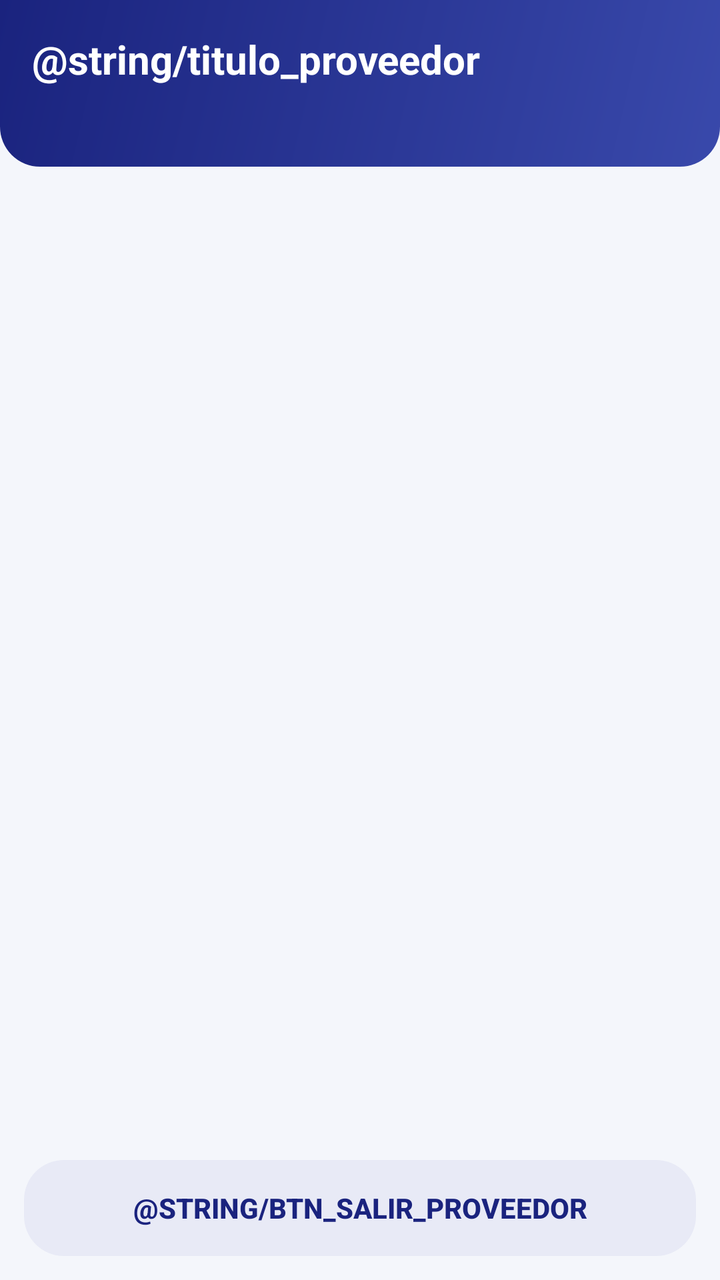
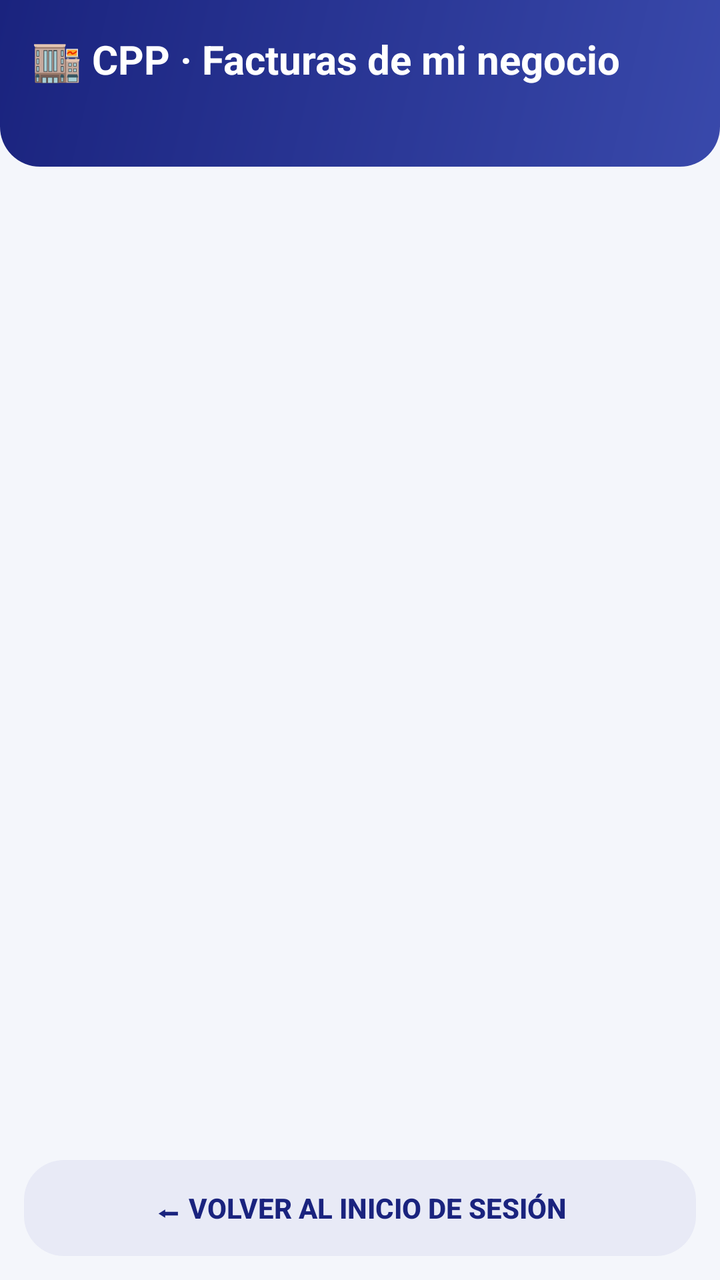

The first picture is an Android layout as it rendered before a commit; the second is the same layout after the commit. The layout source and the unified diff follow.
<!-- AndroidManifest.xml: application theme Theme.CPP -->
<!-- res/layout/activity_proveedor.xml -->
<?xml version="1.0" encoding="utf-8"?>
<LinearLayout xmlns:android="http://schemas.android.com/apk/res/android"
    android:layout_width="match_parent"
    android:layout_height="match_parent"
    android:background="@color/fondo_pantalla"
    android:orientation="vertical">

    <LinearLayout
        android:layout_width="match_parent"
        android:layout_height="wrap_content"
        android:background="@drawable/bg_encabezado"
        android:orientation="vertical"
        android:padding="16dp">

        <TextView
            android:layout_width="match_parent"
            android:layout_height="wrap_content"
            android:text="@string/titulo_proveedor"
            android:textColor="@color/blanco"
            android:textSize="20sp"
            android:textStyle="bold" />

        <TextView
            android:id="@+id/txtSubProveedor"
            android:layout_width="match_parent"
            android:layout_height="wrap_content"
            android:layout_marginTop="8dp"
            android:textColor="@color/blanco_90"
            android:textSize="12sp" />
    </LinearLayout>

    <TextView
        android:id="@+id/txtEstadoProveedor"
        android:layout_width="match_parent"
        android:layout_height="wrap_content"
        android:paddingStart="12dp"
        android:paddingTop="10dp"
        android:paddingEnd="12dp"
        android:textColor="@color/texto_normal"
        android:textSize="13sp"
        android:textStyle="bold" />

    <androidx.recyclerview.widget.RecyclerView
        android:id="@+id/recNotificaciones"
        android:layout_width="match_parent"
        android:layout_height="0dp"
        android:layout_weight="1"
        android:clipToPadding="false"
        android:paddingStart="12dp"
        android:paddingEnd="12dp"
        android:paddingBottom="12dp" />

    <Button
        android:id="@+id/btnSalirProveedor"
        style="?android:attr/borderlessButtonStyle"
        android:layout_width="match_parent"
        android:layout_height="wrap_content"
        android:layout_marginStart="12dp"
        android:layout_marginEnd="12dp"
        android:layout_marginBottom="12dp"
        android:background="@drawable/bg_boton_pill"
        android:text="@string/btn_salir_proveedor"
        android:textColor="@color/primario"
        android:textStyle="bold" />
</LinearLayout>
<!-- resources referenced by this layout -->
<resources>
  <color name="blanco">#FFFFFF</color>
  <color name="blanco_90">#E6FFFFFF</color>
  <color name="fondo_pantalla">#F4F6FB</color>
  <color name="primario">#1A237E</color>
  <color name="texto_normal">#212121</color>
  <!-- drawable bg_boton_pill (drawable) -->
  <?xml version="1.0" encoding="utf-8"?>
  <shape xmlns:android="http://schemas.android.com/apk/res/android"
      android:shape="rectangle">
      <corners android:radius="20dp" />
      <solid android:color="@color/primario_pastel" />
  </shape>
  <!-- drawable bg_encabezado (drawable) -->
  <?xml version="1.0" encoding="utf-8"?>
  <shape xmlns:android="http://schemas.android.com/apk/res/android"
      android:shape="rectangle">
      <gradient
          android:angle="315"
          android:endColor="@color/primario_medio"
          android:startColor="@color/primario" />
      <corners
          android:bottomLeftRadius="20dp"
          android:bottomRightRadius="20dp" />
  </shape>
  <style name="Theme.CPP" parent="Theme.AppCompat.DayNight.DarkActionBar">
          <item name="colorPrimary">@color/primario</item>
          <item name="colorPrimaryDark">@color/primario_oscuro</item>
          <item name="colorAccent">@color/acento</item>
      </style>
  <color name="primario_pastel">#E8EAF6</color>
  <color name="primario_medio">#3949AB</color>
  <color name="primario_oscuro">#0D1442</color>
  <color name="acento">#FF6F00</color>
</resources>

<!-- the commit's change to res/layout/activity_proveedor.xml (unified diff, before → after) -->
@@ -50,6 +50,20 @@
         android:paddingEnd="12dp"
         android:paddingBottom="12dp" />
 
+    
+    <Button
+        android:id="@+id/btnEnviarFactura"
+        android:layout_width="match_parent"
+        android:layout_height="wrap_content"
+        android:layout_marginStart="12dp"
+        android:layout_marginEnd="12dp"
+        android:layout_marginBottom="8dp"
+        android:background="@drawable/bg_boton_principal"
+        android:text="@string/proveedor_enviar"
+        android:textColor="@color/texto_boton_principal"
+        android:textStyle="bold"
+        android:visibility="gone" />
+
     <Button
         android:id="@+id/btnSalirProveedor"
         style="?android:attr/borderlessButtonStyle"
<!-- resource entries referenced after the edit -->
@@ -12,6 +12,22 @@
       <corners android:radius="20dp" />
       <solid android:color="@color/primario_pastel" />
   </shape>
+  <!-- drawable bg_boton_principal (drawable) -->
+  <?xml version="1.0" encoding="utf-8"?>
+  <selector xmlns:android="http://schemas.android.com/apk/res/android">
+      <item android:state_enabled="false">
+          <shape android:shape="rectangle">
+              <corners android:radius="10dp" />
+              <solid android:color="@color/gris_pendiente_claro" />
+          </shape>
+      </item>
+      <item>
+          <shape android:shape="rectangle">
+              <corners android:radius="10dp" />
+              <solid android:color="@color/acento" />
+          </shape>
+      </item>
+  </selector>
   <!-- drawable bg_encabezado (drawable) -->
   <?xml version="1.0" encoding="utf-8"?>
   <shape xmlns:android="http://schemas.android.com/apk/res/android"
@@ -24,12 +40,16 @@
           android:bottomLeftRadius="20dp"
           android:bottomRightRadius="20dp" />
   </shape>
+  <string name="btn_salir_proveedor">⬅ Volver al inicio de sesión</string>
+  <string name="proveedor_enviar">📤 Enviar una factura</string>
+  <string name="titulo_proveedor">🏬 CPP · Facturas de mi negocio</string>
   <style name="Theme.CPP" parent="Theme.AppCompat.DayNight.DarkActionBar">
           <item name="colorPrimary">@color/primario</item>
           <item name="colorPrimaryDark">@color/primario_oscuro</item>
           <item name="colorAccent">@color/acento</item>
       </style>
   <color name="primario_pastel">#E8EAF6</color>
+  <color name="gris_pendiente_claro">#F5F5F5</color>
   <color name="primario_medio">#3949AB</color>
   <color name="primario_oscuro">#0D1442</color>
   <color name="acento">#FF6F00</color>
